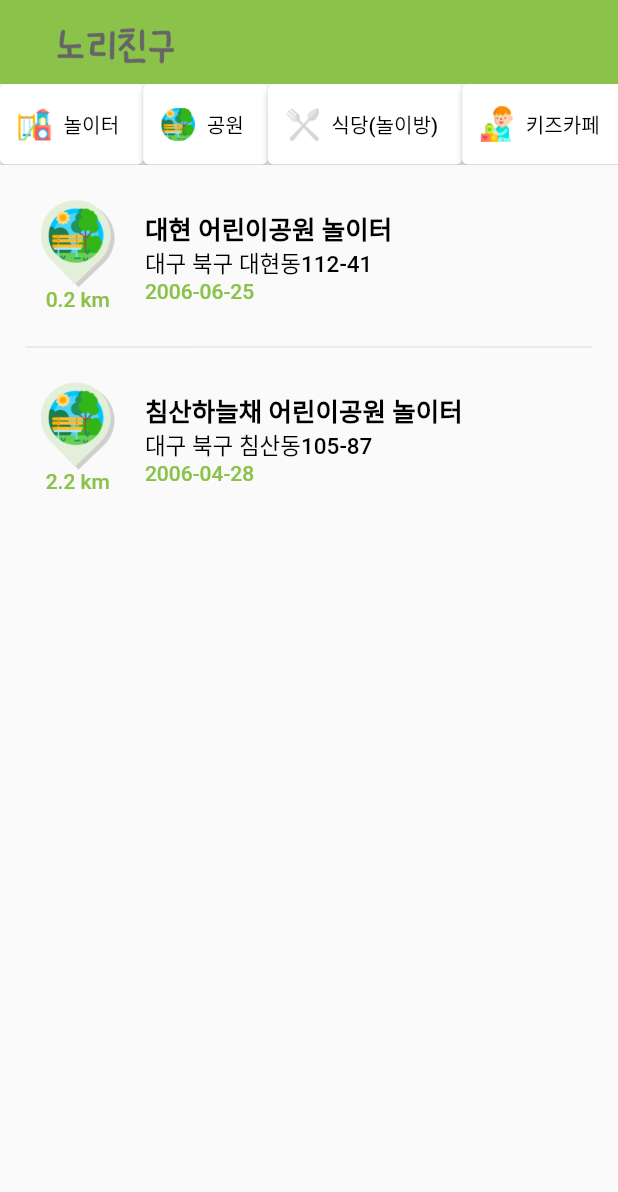
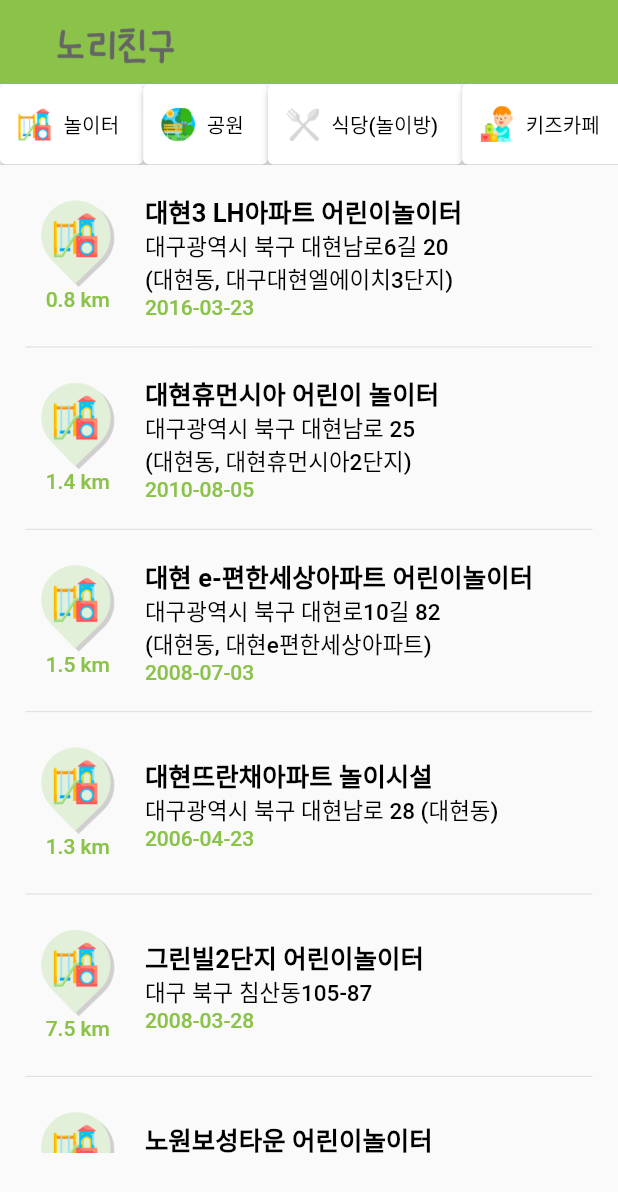
Before and after one commit to thing-zoo/playmate, a Flutter app: the CategoryScreen screen opened directly, on a phone screen of 412 x 824 dp. Shown: the top 1192 px of the screen. Run offline on Flutter 3.47's test engine with Material 2 defaults, Android fonts, the phone set to English and light mode, and no system bars; our stand-ins replace cloud_firestore, firebase_core, flutter_screenutil, geolocator, google_maps_flutter; accounts and stored records are empty; statements that could not run were skipped.

Commit message:
해치웠나?

```diff
--- a/lib/screens/category/category_screen.dart
+++ b/lib/screens/category/category_screen.dart
@@ -20,6 +20,7 @@ class CategoryScreen extends StatefulWidget {
 }
 
 class _CategoryScreenState extends State<CategoryScreen> {
+  Firestore firestore = Firestore.instance;
   List<String> logoPicture = ["playground", "park", "restaurant", "kidscafe", "library", "museum", "tree", "more"];
 
   List<Map_data_form> _map_datas = Map_datas().map_datas;
@@ -36,6 +37,7 @@ class _CategoryScreenState extends State<CategoryScreen> {
     );
     return (meter/1000);
   }
+
   @override
   void initState() {
     // TODO: implement initState
--- a/lib/screens/home/components/category.dart
+++ b/lib/screens/home/components/category.dart
@@ -3,7 +3,6 @@ import 'dart:io';
 import 'package:flutter/material.dart';
 import 'package:flutter_screenutil/flutter_screenutil.dart';
 import 'package:playmate/screens/category/category_screen.dart';
-import 'package:playmate/screens/category/category_screen_firebase.dart';
 
 class Category extends StatelessWidget {
   const Category({Key? key}) : super(key: key);
@@ -38,7 +37,7 @@ class Category extends StatelessWidget {
                  Navigator.push(
                 context,
                 MaterialPageRoute(
-                  builder: (_) => const CategoryTestScreen(category_num: 'A010',),
+                  builder: (_) => const CategoryScreen(category_num:0, category_name:"놀이터"),
                 ));
               },
               child: Column(
--- a/lib/screens/map/datas/map_datas.dart
+++ b/lib/screens/map/datas/map_datas.dart
@@ -95,5 +95,29 @@ class Map_datas{
       firstDate: "2006-04-28",
       checkDate: "2020-06-23",
     ));
+    map_datas.add(new Map_data_form(
+      name:"그린빌2단지 어린이놀이터",
+      arr:"대구 북구 침산동105-87",
+      position: LatLng(35.940205, 128.564474),
+      category:"놀이터",
+      categoryN: 0,
+      facilityInfo: ["조합놀이대", "모래바닥재"],
+      good: false,
+      insurnace: true,
+      firstDate: "2008-03-28",
+      checkDate: "2020-06-23",
+    ));
+    map_datas.add(new Map_data_form(
+      name:"노원보성타운 어린이놀이터",
+      arr:"대구 북구 침산동105-87",
+      position: LatLng(35.8896582,128.5737296),
+      category:"놀이터",
+      categoryN: 0,
+      facilityInfo: ["조합놀이대", "모래바닥재"],
+      good: false,
+      insurnace: true,
+      firstDate: "2010-04-28",
+      checkDate: "2020-06-23",
+    ));
   }
 }
--- a/lib/screens/map/map_screen.dart
+++ b/lib/screens/map/map_screen.dart
@@ -25,7 +25,7 @@ class _MapScreenState extends State<MapScreen> {
   String _searchText = "";
   Firestore firestore = Firestore.instance;
 
-  List<Map_data_form> map_datas = [];
+  List<Map_data_form> map_datas = Map_datas().map_datas;
   static const LatLng now_pos = LatLng(35.8847, 128.6111);
   List<Marker> _markers = [];
   List<Uint8List> markerIcon = [];
@@ -64,6 +64,7 @@ class _MapScreenState extends State<MapScreen> {
         size = ds.data["playground"].length;
 
         for(int i=0; i<size;i++){
+          getTemp = Map_data_form();
           getTemp.name = datas[i]["ciName"];
           if(categoryMap.containsKey(datas[i]["category"])) getTemp.categoryN = categoryMap[datas[i]["category"]];
 
@@ -71,20 +72,11 @@ class _MapScreenState extends State<MapScreen> {
           lng = datas[i]["lng"];
           getTemp.position = LatLng(lat, lng);
 
-          if(getTemp.categoryN != null && getTemp.name != null &&getTemp.position != null ){
+          if(getTemp.categoryN != null && getTemp.name != null && getTemp.position != null ){
             map_datas.add(getTemp);
-            print("name ${map_datas[map_datas.length-1].name}");
           }
         }
-        print(map_datas[12].name);
-        print(map_datas[11].name);
-
-        print(map_datas.length);
-        //map_datas = getDatas;
         setCustomMapPin(9);
-        // setState(() {
-
-        // });
       });
   }
 
@@ -121,7 +113,7 @@ class _MapScreenState extends State<MapScreen> {
   List<Marker> markers = [];
   for (var data in map_datas) {
     if(category==9 || category==data.categoryN){
-      print(data.name);
+      //print(data.categoryN);
       markers.add(Marker(
           markerId: MarkerId(data.name),
           draggable: false,
```
